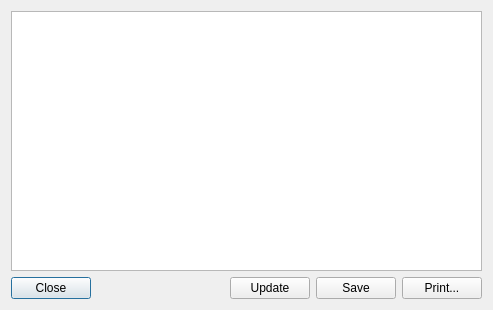
Above: Charm/Reports/ReportPreviewWindow.ui from KDAB/Charm before the change. Below: the same form after it.
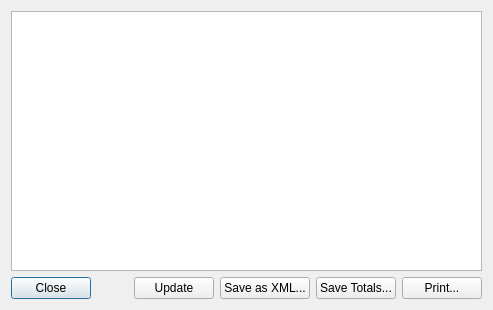
That is the form after the change.

Commit message: "Save totals as text" feature.

Patch:
```diff
--- a/Charm/Reports/ReportPreviewWindow.ui
+++ b/Charm/Reports/ReportPreviewWindow.ui
@@ -48,7 +48,14 @@
      <item>
       <widget class="QPushButton" name="pushButtonSave" >
        <property name="text" >
-        <string>Save</string>
+        <string>Save as XML...</string>
+       </property>
+      </widget>
+     </item>
+     <item>
+      <widget class="QPushButton" name="pushButtonSaveTotals" >
+       <property name="text" >
+        <string>Save Totals...</string>
        </property>
       </widget>
      </item>
```
The commit also changes 4 other files.
